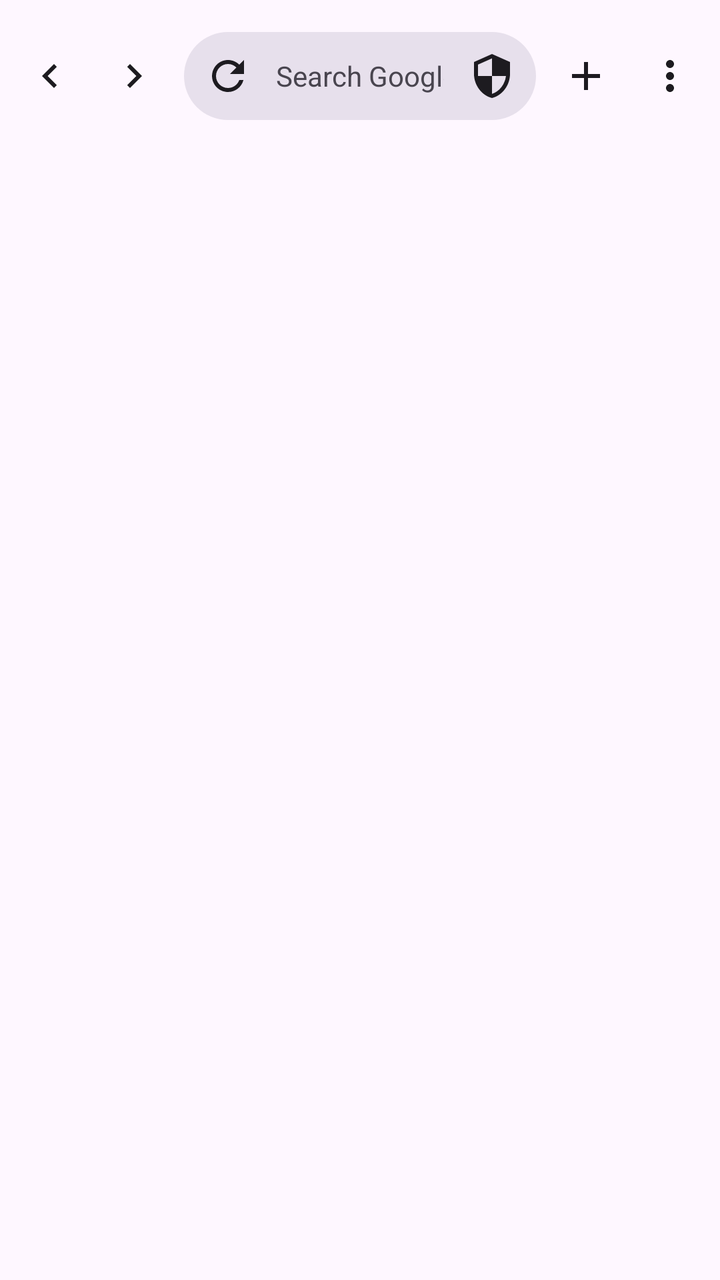
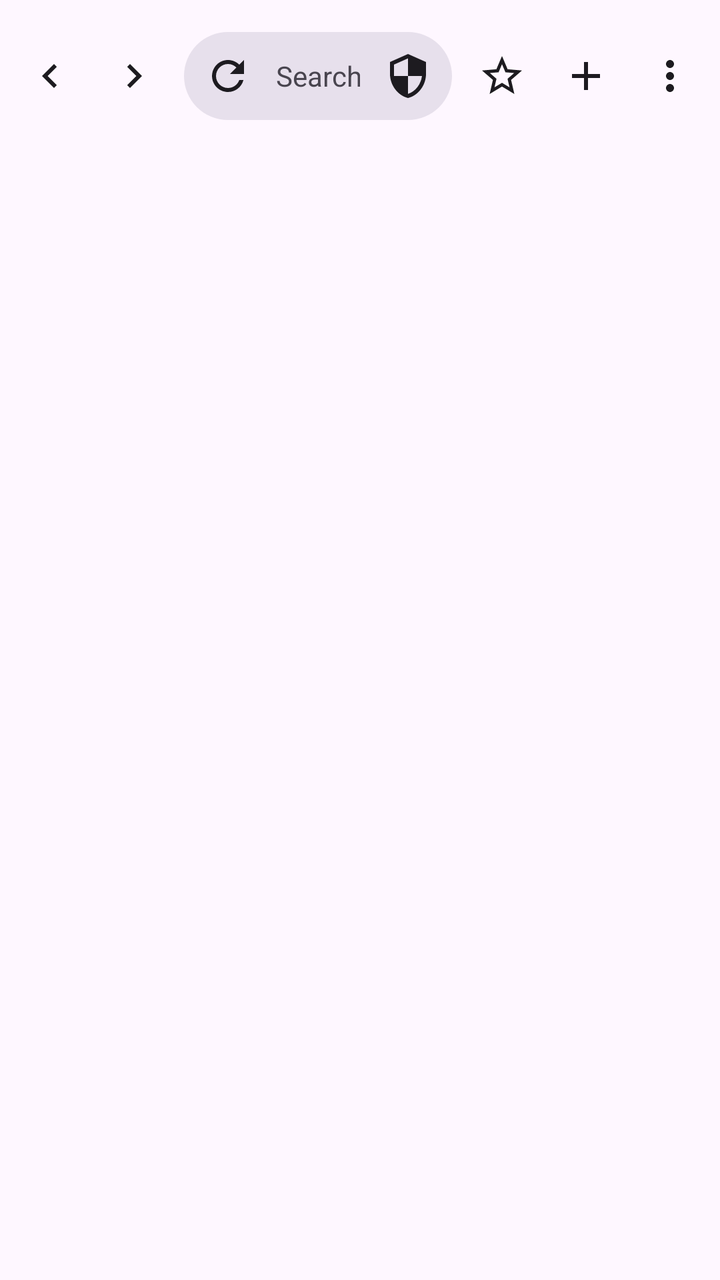

An Android layout rendered at two revisions. The XML below is the earlier revision; the diff shows what the commit changed to produce the second picture.
<!-- AndroidManifest.xml: activity theme Theme.SafeBrowser -->
<!-- res/layout/activity_main.xml -->
<?xml version="1.0" encoding="utf-8"?>
<LinearLayout xmlns:android="http://schemas.android.com/apk/res/android"
    android:orientation="vertical"
    android:layout_width="match_parent"
    android:layout_height="match_parent"
    android:fitsSystemWindows="true"
    android:background="?attr/colorSurface">

    
    <HorizontalScrollView
        android:id="@+id/tab_scroller"
        android:layout_width="match_parent"
        android:layout_height="wrap_content"
        android:scrollbars="none"
        android:fillViewport="false"
        android:background="?attr/colorSurface">

        <LinearLayout
            android:id="@+id/tab_strip"
            android:layout_width="wrap_content"
            android:layout_height="wrap_content"
            android:orientation="horizontal"
            android:gravity="center_vertical"
            android:paddingStart="8dp"
            android:paddingEnd="8dp"
            android:paddingTop="6dp"
            android:paddingBottom="6dp" />
    </HorizontalScrollView>

    
    <LinearLayout
        android:orientation="horizontal"
        android:layout_width="match_parent"
        android:layout_height="wrap_content"
        android:paddingStart="4dp"
        android:paddingEnd="4dp"
        android:paddingTop="4dp"
        android:paddingBottom="6dp"
        android:gravity="center_vertical"
        android:background="?attr/colorSurface">

        <ImageButton
            android:id="@+id/btn_back"
            android:layout_width="42dp"
            android:layout_height="42dp"
            android:src="@drawable/ic_back"
            android:contentDescription="Back"
            android:background="?attr/selectableItemBackgroundBorderless" />

        <ImageButton
            android:id="@+id/btn_forward"
            android:layout_width="42dp"
            android:layout_height="42dp"
            android:src="@drawable/ic_forward"
            android:contentDescription="Forward"
            android:background="?attr/selectableItemBackgroundBorderless" />

        
        <LinearLayout
            android:layout_width="0dp"
            android:layout_weight="1"
            android:layout_height="44dp"
            android:layout_marginStart="4dp"
            android:layout_marginEnd="4dp"
            android:gravity="center_vertical"
            android:orientation="horizontal"
            android:background="@drawable/addr_bg">

            <ImageButton
                android:id="@+id/btn_reload"
                android:layout_width="36dp"
                android:layout_height="36dp"
                android:layout_marginStart="4dp"
                android:src="@drawable/ic_reload"
                android:contentDescription="Reload"
                android:background="?attr/selectableItemBackgroundBorderless" />

            <EditText
                android:id="@+id/address"
                android:layout_width="0dp"
                android:layout_height="match_parent"
                android:layout_weight="1"
                android:inputType="textUri"
                android:imeOptions="actionGo"
                android:maxLines="1"
                android:singleLine="true"
                android:hint="Search Google or enter URL"
                android:background="@android:color/transparent"
                android:paddingStart="6dp"
                android:paddingEnd="6dp"
                android:textSize="14sp"
                android:textColor="?attr/colorOnSurface"
                android:textColorHint="?attr/colorOnSurfaceVariant" />

            <ImageButton
                android:id="@+id/btn_shield"
                android:layout_width="36dp"
                android:layout_height="36dp"
                android:layout_marginEnd="4dp"
                android:src="@drawable/ic_shield"
                android:contentDescription="Ad blocker"
                android:background="?attr/selectableItemBackgroundBorderless" />
        </LinearLayout>

        <ImageButton
            android:id="@+id/btn_new_tab"
            android:layout_width="42dp"
            android:layout_height="42dp"
            android:src="@drawable/ic_add"
            android:contentDescription="New tab"
            android:background="?attr/selectableItemBackgroundBorderless" />

        <ImageButton
            android:id="@+id/btn_more"
            android:layout_width="42dp"
            android:layout_height="42dp"
            android:src="@drawable/ic_more"
            android:contentDescription="More"
            android:background="?attr/selectableItemBackgroundBorderless" />
    </LinearLayout>

    <ProgressBar
        android:id="@+id/progress"
        style="?android:attr/progressBarStyleHorizontal"
        android:layout_width="match_parent"
        android:layout_height="3dp"
        android:max="100"
        android:progress="0"
        android:visibility="gone" />

    <FrameLayout
        android:id="@+id/web_container"
        android:layout_width="match_parent"
        android:layout_height="0dp"
        android:layout_weight="1"
        android:background="?attr/colorBackground" />

</LinearLayout>
<!-- resources referenced by this layout -->
<resources>
  <!-- drawable addr_bg (drawable) -->
  <?xml version="1.0" encoding="utf-8"?>
  <shape xmlns:android="http://schemas.android.com/apk/res/android"
      android:shape="rectangle">
      <solid android:color="?attr/colorSurfaceVariant" />
      <corners android:radius="22dp" />
  </shape>
  <!-- drawable ic_add (drawable) -->
  <vector xmlns:android="http://schemas.android.com/apk/res/android"
      android:width="24dp" android:height="24dp"
      android:viewportWidth="24" android:viewportHeight="24"
      android:tint="?attr/colorOnSurface">
      <path android:fillColor="@android:color/white"
          android:pathData="M19,13h-6v6h-2v-6H5v-2h6V5h2v6h6z"/>
  </vector>
  <!-- drawable ic_back (drawable) -->
  <vector xmlns:android="http://schemas.android.com/apk/res/android"
      android:width="24dp" android:height="24dp"
      android:viewportWidth="24" android:viewportHeight="24"
      android:tint="?attr/colorOnSurface">
      <path android:fillColor="@android:color/white"
          android:pathData="M15.41,16.59L10.83,12l4.58,-4.59L14,6l-6,6 6,6z"/>
  </vector>
  <!-- drawable ic_forward (drawable) -->
  <vector xmlns:android="http://schemas.android.com/apk/res/android"
      android:width="24dp" android:height="24dp"
      android:viewportWidth="24" android:viewportHeight="24"
      android:tint="?attr/colorOnSurface">
      <path android:fillColor="@android:color/white"
          android:pathData="M8.59,16.59L13.17,12 8.59,7.41 10,6l6,6 -6,6z"/>
  </vector>
  <!-- drawable ic_more (drawable) -->
  <vector xmlns:android="http://schemas.android.com/apk/res/android"
      android:width="24dp" android:height="24dp"
      android:viewportWidth="24" android:viewportHeight="24"
      android:tint="?attr/colorOnSurface">
      <path android:fillColor="@android:color/white"
          android:pathData="M12,8c1.1,0 2,-0.9 2,-2s-0.9,-2 -2,-2 -2,0.9 -2,2 0.9,2 2,2zM12,10c-1.1,0 -2,0.9 -2,2s0.9,2 2,2 2,-0.9 2,-2 -0.9,-2 -2,-2zM12,16c-1.1,0 -2,0.9 -2,2s0.9,2 2,2 2,-0.9 2,-2 -0.9,-2 -2,-2z"/>
  </vector>
  <!-- drawable ic_reload (drawable) -->
  <vector xmlns:android="http://schemas.android.com/apk/res/android"
      android:width="24dp" android:height="24dp"
      android:viewportWidth="24" android:viewportHeight="24"
      android:tint="?attr/colorOnSurface">
      <path android:fillColor="@android:color/white"
          android:pathData="M17.65,6.35C16.2,4.9 14.21,4 12,4c-4.42,0 -7.99,3.58 -7.99,8s3.57,8 7.99,8c3.73,0 6.84,-2.55 7.73,-6h-2.08c-0.82,2.33 -3.04,4 -5.65,4 -3.31,0 -6,-2.69 -6,-6s2.69,-6 6,-6c1.66,0 3.14,0.69 4.22,1.78L13,11h7V4l-2.35,2.35z"/>
  </vector>
  <!-- drawable ic_shield (drawable) -->
  <vector xmlns:android="http://schemas.android.com/apk/res/android"
      android:width="24dp" android:height="24dp"
      android:viewportWidth="24" android:viewportHeight="24"
      android:tint="?attr/colorOnSurface">
      <path android:fillColor="@android:color/white"
          android:pathData="M12,1L3,5v6c0,5.55 3.84,10.74 9,12 5.16,-1.26 9,-6.45 9,-12V5l-9,-4zM12,11.99h7c-0.53,4.12 -3.28,7.79 -7,8.94V12H5V6.3l7,-3.11v8.8z"/>
  </vector>
  <style name="Theme.SafeBrowser" parent="Theme.Material3.DayNight.NoActionBar">
          <item name="android:statusBarColor">@android:color/transparent</item>
          <item name="android:navigationBarColor">@android:color/transparent</item>
          <item name="android:windowDrawsSystemBarBackgrounds">true</item>
      </style>
</resources>

<!-- the commit's change to res/layout/activity_main.xml (unified diff, before → after) -->
@@ -103,6 +103,14 @@
         </LinearLayout>
 
         <ImageButton
+            android:id="@+id/btn_bookmark"
+            android:layout_width="42dp"
+            android:layout_height="42dp"
+            android:src="@drawable/ic_star_outline"
+            android:contentDescription="Bookmark"
+            android:background="?attr/selectableItemBackgroundBorderless" />
+
+        <ImageButton
             android:id="@+id/btn_new_tab"
             android:layout_width="42dp"
             android:layout_height="42dp"
<!-- resource entries referenced after the edit -->
@@ -55,6 +55,14 @@
       <path android:fillColor="@android:color/white"
           android:pathData="M12,1L3,5v6c0,5.55 3.84,10.74 9,12 5.16,-1.26 9,-6.45 9,-12V5l-9,-4zM12,11.99h7c-0.53,4.12 -3.28,7.79 -7,8.94V12H5V6.3l7,-3.11v8.8z"/>
   </vector>
+  <!-- drawable ic_star_outline (drawable) -->
+  <vector xmlns:android="http://schemas.android.com/apk/res/android"
+      android:width="24dp" android:height="24dp"
+      android:viewportWidth="24" android:viewportHeight="24"
+      android:tint="?attr/colorOnSurface">
+      <path android:fillColor="@android:color/white"
+          android:pathData="M22,9.24l-7.19,-0.62L12,2 9.19,8.63 2,9.24l5.46,4.73L5.82,21 12,17.27 18.18,21l-1.63,-7.03L22,9.24zM12,15.4l-3.76,2.27 1,-4.28 -3.32,-2.88 4.38,-0.38L12,6.1l1.71,4.04 4.38,0.38 -3.32,2.88 1,4.28L12,15.4z"/>
+  </vector>
   <style name="Theme.SafeBrowser" parent="Theme.Material3.DayNight.NoActionBar">
           <item name="android:statusBarColor">@android:color/transparent</item>
           <item name="android:navigationBarColor">@android:color/transparent</item>
